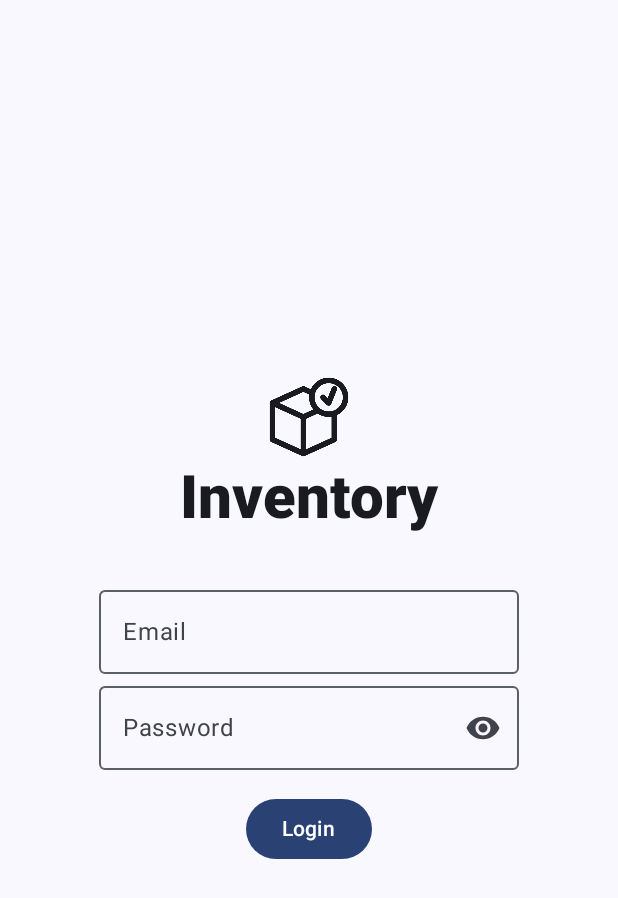
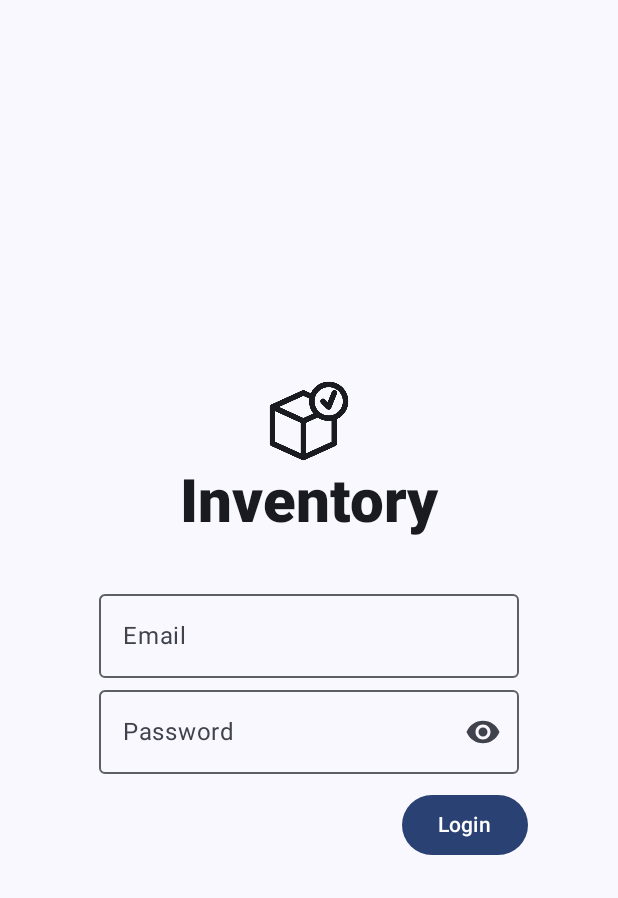
Before and after one commit to YaserHip/generalInventory, an Android app built with Jetpack Compose: the screen it shows after launch (MainActivity), on a phone screen of 412 x 824 dp. Shown: the top 898 px of the screen. Run offline under Robolectric (Android 15) with nearby library versions, the phone set to English and light mode, and no system bars; our stand-ins replace Dagger/Hilt's generated code.

Commit message:
login fixes

```diff
--- a/app/src/main/AndroidManifest.xml
+++ b/app/src/main/AndroidManifest.xml
@@ -16,7 +16,7 @@
         <activity
             android:name=".MainActivity"
             android:exported="true"
-            android:label="@string/app_name"
+            android:windowSoftInputMode="adjustResize"
             android:theme="@style/Theme.GeneralInventory">
             <intent-filter>
                 <action android:name="android.intent.action.MAIN" />
--- a/app/src/main/java/monster/donjabonoso/generalinventory/presentation/login/ScreenLogin.kt
+++ b/app/src/main/java/monster/donjabonoso/generalinventory/presentation/login/ScreenLogin.kt
@@ -1,15 +1,23 @@
 package monster.donjabonoso.generalinventory.presentation.login
 
+import android.widget.Space
 import androidx.compose.foundation.Image
 import androidx.compose.foundation.layout.Arrangement
+import androidx.compose.foundation.layout.Box
 import androidx.compose.foundation.layout.Column
 import androidx.compose.foundation.layout.Spacer
 import androidx.compose.foundation.layout.fillMaxSize
 import androidx.compose.foundation.layout.fillMaxWidth
+import androidx.compose.foundation.layout.height
+import androidx.compose.foundation.layout.imePadding
+import androidx.compose.foundation.layout.navigationBarsPadding
 import androidx.compose.foundation.layout.padding
 import androidx.compose.foundation.layout.size
+import androidx.compose.foundation.layout.statusBarsPadding
 import androidx.compose.foundation.layout.width
+import androidx.compose.foundation.rememberScrollState
 import androidx.compose.foundation.text.KeyboardOptions
+import androidx.compose.foundation.verticalScroll
 import androidx.compose.material3.Button
 import androidx.compose.material3.ExperimentalMaterial3Api
 import androidx.compose.material3.ExtendedFloatingActionButton
@@ -28,6 +36,7 @@ import androidx.compose.runtime.setValue
 import androidx.compose.ui.Alignment
 import androidx.compose.ui.Modifier
 import androidx.compose.ui.graphics.ColorFilter
+import androidx.compose.ui.platform.LocalConfiguration
 import androidx.compose.ui.res.painterResource
 import androidx.compose.ui.text.TextStyle
 import androidx.compose.ui.text.font.FontWeight
@@ -53,7 +62,19 @@ fun ScreenLogin() {
 
     var hidden by remember { mutableStateOf(true) }
     Column(
-        modifier = Modifier.fillMaxSize(),
+        modifier = Modifier
+            .fillMaxSize()
+            .statusBarsPadding()
+            .navigationBarsPadding()
+            .imePadding()
+            .padding(horizontal = 60.dp, vertical = 10.dp)
+            .verticalScroll(rememberScrollState())
+            .fillMaxSize(), horizontalAlignment = Alignment.End,
+        verticalArrangement = Arrangement.Center
+    ) {
+        Column(
+            modifier = Modifier
+                .fillMaxWidth(),
             horizontalAlignment = Alignment.CenterHorizontally,
             verticalArrangement = Arrangement.Center
         ) {
@@ -72,9 +93,11 @@ fun ScreenLogin() {
             Spacer(modifier = Modifier.size(30.dp))
             OutlinedTextField(value = textEmail,
                 onValueChange = { textEmail = it },
+                singleLine = true,
                 label = { Text(text = "Email") })
             OutlinedTextField(value = textPassword,
                 onValueChange = { textPassword = it },
+                singleLine = true,
                 label = { Text(text = "Password") },
                 keyboardOptions = KeyboardOptions(keyboardType = KeyboardType.Password),
                 visualTransformation = if (hidden) PasswordVisualTransformation() else VisualTransformation.None,
@@ -90,11 +113,16 @@ fun ScreenLogin() {
                 }
 
             )
-        Spacer(modifier = Modifier.size(15.dp))
+            Spacer(modifier = Modifier.size(10.dp))
+            Box(modifier = Modifier.fillMaxWidth(), contentAlignment = Alignment.TopEnd) {
                 Button(onClick = { /*TODO*/ }) {
                     Text(text = "Login")
+                }
             }
 
         }
 
+
+
     }
+}
```
Lines whose indentation alone changed are shown as unchanged.
